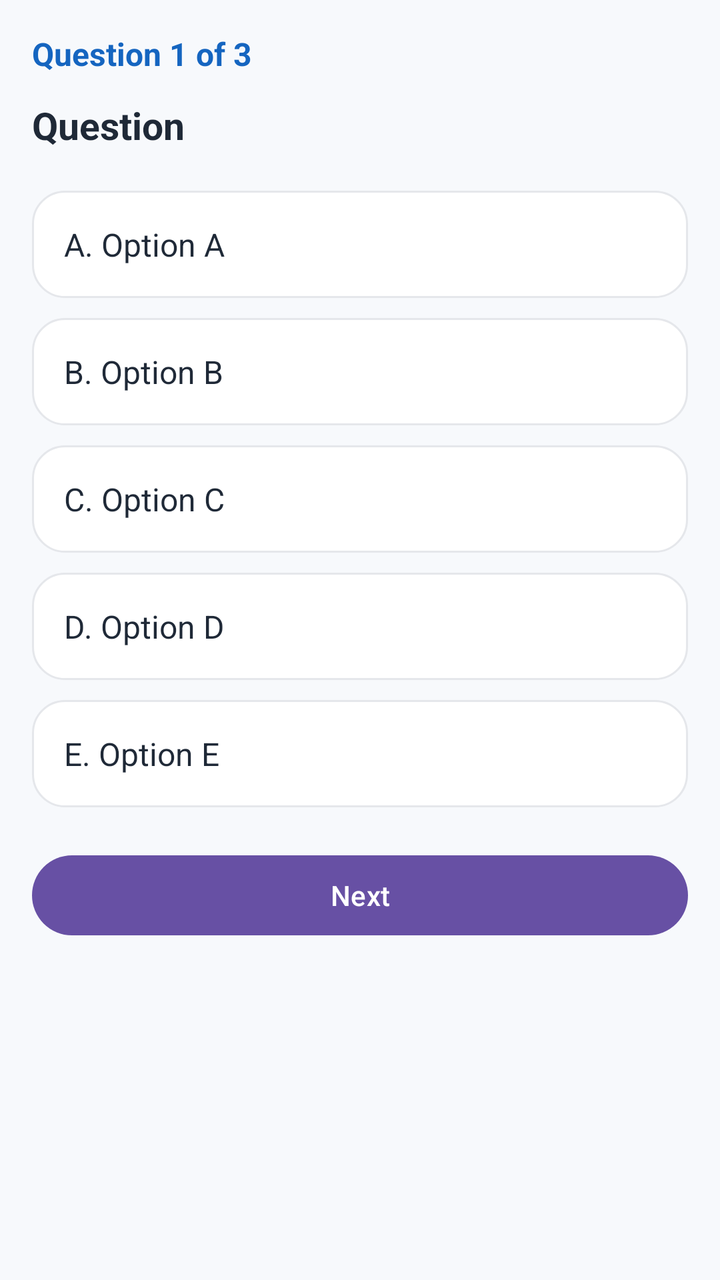
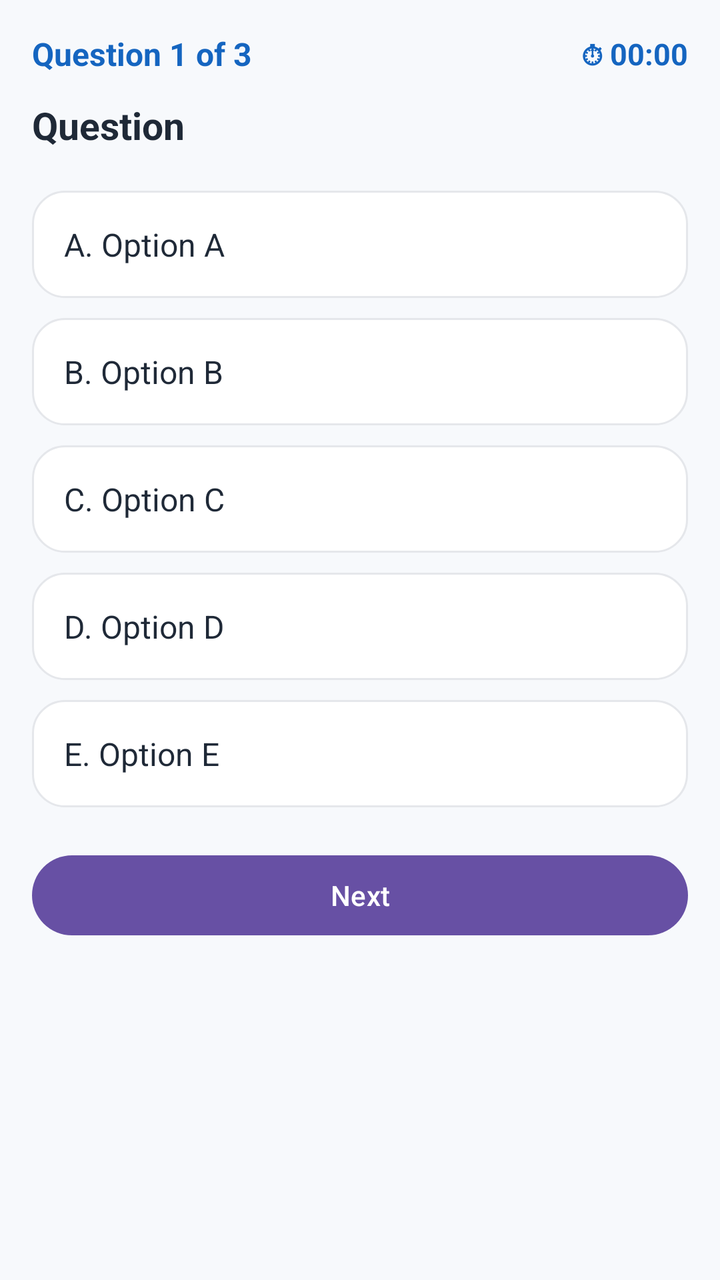

Compare the two renders of this Android layout. The source of the first and the diff that turns it into the second are given below.
<!-- AndroidManifest.xml: application theme Theme.CSTeacherPrep -->
<!-- res/layout/activity_quiz.xml -->
<?xml version="1.0" encoding="utf-8"?>
<ScrollView xmlns:android="http://schemas.android.com/apk/res/android"
    android:layout_width="match_parent"
    android:layout_height="match_parent"
    android:background="@color/screen_background"
    android:fillViewport="true">

    <LinearLayout
        android:layout_width="match_parent"
        android:layout_height="wrap_content"
        android:orientation="vertical"
        android:padding="16dp">

        
        <TextView
            android:id="@+id/questionNumber"
            android:layout_width="match_parent"
            android:layout_height="wrap_content"
            android:text="Question 1 of 3"
            android:textColor="@color/primary_blue"
            android:textSize="16sp"
            android:textStyle="bold" />

        
        <TextView
            android:id="@+id/questionText"
            android:layout_width="match_parent"
            android:layout_height="wrap_content"
            android:layout_marginTop="12dp"
            android:text="Question"
            android:textColor="@color/text_primary"
            android:textSize="19sp"
            android:textStyle="bold" />

        
        <TextView
            android:id="@+id/optionA"
            android:layout_width="match_parent"
            android:layout_height="wrap_content"
            android:layout_marginTop="20dp"
            android:background="@drawable/bg_card"
            android:clickable="true"
            android:focusable="true"
            android:padding="16dp"
            android:text="A. Option A"
            android:textColor="@color/text_primary"
            android:textSize="16sp" />

        
        <TextView
            android:id="@+id/optionB"
            android:layout_width="match_parent"
            android:layout_height="wrap_content"
            android:layout_marginTop="10dp"
            android:background="@drawable/bg_card"
            android:clickable="true"
            android:focusable="true"
            android:padding="16dp"
            android:text="B. Option B"
            android:textColor="@color/text_primary"
            android:textSize="16sp" />

        
        <TextView
            android:id="@+id/optionC"
            android:layout_width="match_parent"
            android:layout_height="wrap_content"
            android:layout_marginTop="10dp"
            android:background="@drawable/bg_card"
            android:clickable="true"
            android:focusable="true"
            android:padding="16dp"
            android:text="C. Option C"
            android:textColor="@color/text_primary"
            android:textSize="16sp" />

        
        <TextView
            android:id="@+id/optionD"
            android:layout_width="match_parent"
            android:layout_height="wrap_content"
            android:layout_marginTop="10dp"
            android:background="@drawable/bg_card"
            android:clickable="true"
            android:focusable="true"
            android:padding="16dp"
            android:text="D. Option D"
            android:textColor="@color/text_primary"
            android:textSize="16sp" />

        
        <TextView
            android:id="@+id/optionE"
            android:layout_width="match_parent"
            android:layout_height="wrap_content"
            android:layout_marginTop="10dp"
            android:background="@drawable/bg_card"
            android:clickable="true"
            android:focusable="true"
            android:padding="16dp"
            android:text="E. Option E"
            android:textColor="@color/text_primary"
            android:textSize="16sp" />

        
        <TextView
            android:id="@+id/explanation"
            android:layout_width="match_parent"
            android:layout_height="wrap_content"
            android:layout_marginTop="14dp"
            android:background="@color/primary_blue_light"
            android:padding="14dp"
            android:textColor="@color/text_primary"
            android:textSize="14sp"
            android:visibility="gone" />

        
        <com.google.android.material.button.MaterialButton
            android:id="@+id/btnNext"
            android:layout_width="match_parent"
            android:layout_height="wrap_content"
            android:layout_marginTop="20dp"
            android:text="@string/next" />

        
        <com.google.android.material.button.MaterialButton
            android:id="@+id/btnSubmit"
            android:layout_width="match_parent"
            android:layout_height="wrap_content"
            android:layout_marginTop="10dp"
            android:text="@string/submit"
            android:visibility="gone" />

    </LinearLayout>

</ScrollView>
<!-- resources referenced by this layout -->
<resources>
  <color name="primary_blue">#1565C0</color>
  <color name="primary_blue_light">#E3F2FD</color>
  <color name="screen_background">#F7F9FC</color>
  <color name="text_primary">#1F2937</color>
  <!-- drawable bg_card (drawable) -->
  <?xml version="1.0" encoding="utf-8"?>
  <shape xmlns:android="http://schemas.android.com/apk/res/android"
      android:shape="rectangle">
  
      <solid android:color="@color/card_background" />
  
      <corners android:radius="@dimen/card_corner_radius" />
  
      <stroke
          android:width="1dp"
          android:color="@color/divider" />
  
  </shape>
  <string name="next">Next</string>
  <string name="submit">Submit</string>
  <style name="Theme.CSTeacherPrep" parent="Base.Theme.CSTeacherPrep" />
  <color name="card_background">#FFFFFF</color>
  <dimen name="card_corner_radius">16dp</dimen>
  <color name="divider">#E5E7EB</color>
  <style name="Base.Theme.CSTeacherPrep" parent="Theme.Material3.DayNight.NoActionBar">
          
          
      </style>
</resources>

<!-- the commit's change to res/layout/activity_quiz.xml (unified diff, before → after) -->
@@ -12,14 +12,34 @@
         android:padding="16dp">
 
         
-        <TextView
-            android:id="@+id/questionNumber"
+        <LinearLayout
             android:layout_width="match_parent"
             android:layout_height="wrap_content"
-            android:text="Question 1 of 3"
-            android:textColor="@color/primary_blue"
-            android:textSize="16sp"
-            android:textStyle="bold" />
+            android:orientation="horizontal"
+            android:gravity="center_vertical">
+
+            
+            <TextView
+                android:id="@+id/questionNumber"
+                android:layout_width="0dp"
+                android:layout_height="wrap_content"
+                android:layout_weight="1"
+                android:text="Question 1 of 3"
+                android:textColor="@color/primary_blue"
+                android:textSize="16sp"
+                android:textStyle="bold" />
+
+            
+            <TextView
+                android:id="@+id/timerText"
+                android:layout_width="wrap_content"
+                android:layout_height="wrap_content"
+                android:text="⏱ 00:00"
+                android:textColor="@color/primary_blue"
+                android:textSize="15sp"
+                android:textStyle="bold" />
+
+        </LinearLayout>
 
         
         <TextView
